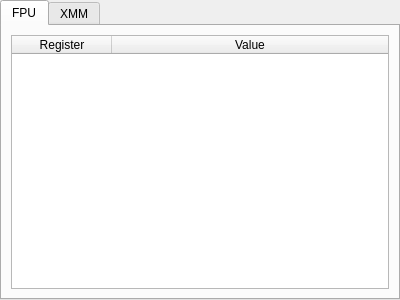
Before: the Qt Designer form GUI/FloatRegisterWidget.ui in korcankaraokcu/PINCE, drawn with Qt 5.
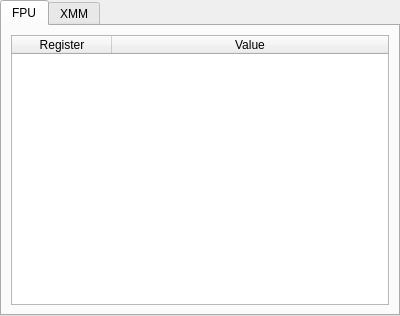
After: the same form once the commit is applied.

```diff
--- a/GUI/FloatRegisterWidget.ui
+++ b/GUI/FloatRegisterWidget.ui
@@ -7,7 +7,7 @@
     <x>0</x>
     <y>0</y>
     <width>400</width>
-    <height>300</height>
+    <height>316</height>
    </rect>
   </property>
   <property name="windowTitle">
```
